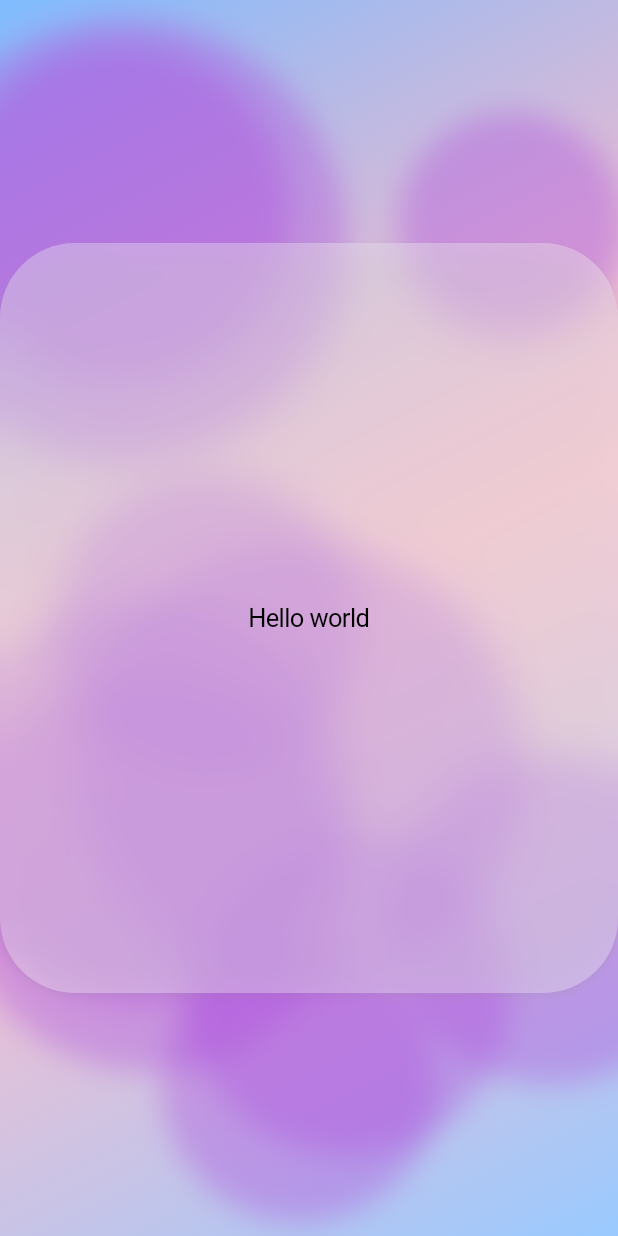
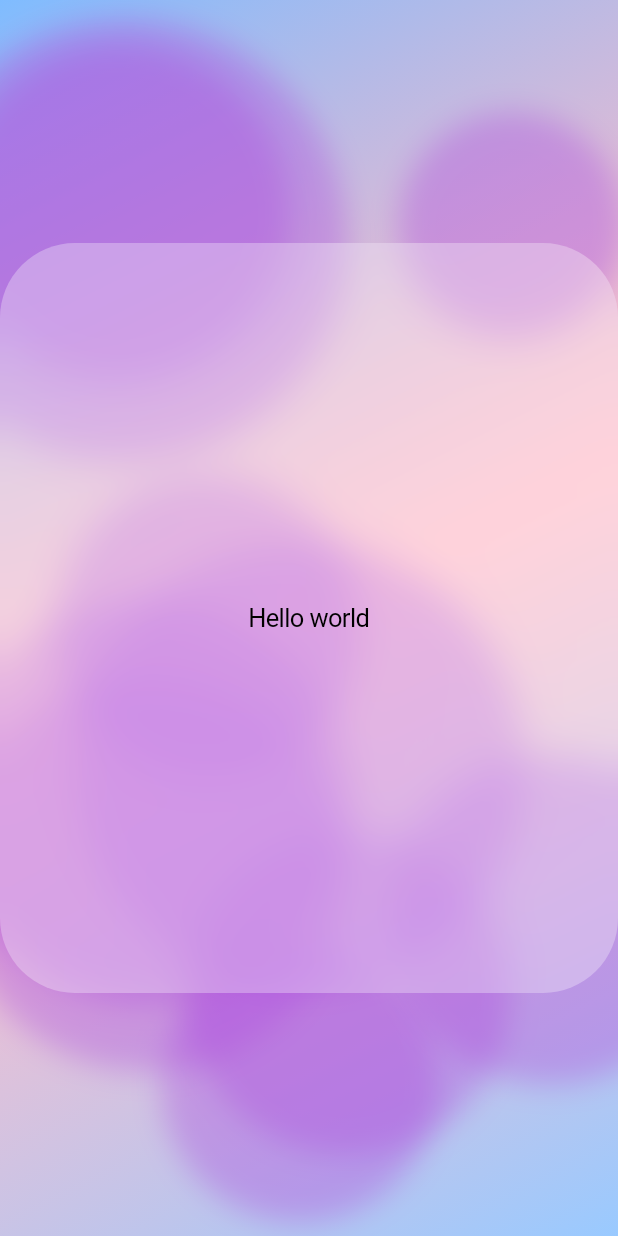
Before and after one commit to yuanzhihong1/flutter_enhanced_view, a Flutter app: the screen it shows after launch, on a phone screen of 412 x 824 dp. Run offline on Flutter 3.47's test engine with Material 3 defaults, Android fonts, the phone set to English and light mode, and no system bars.

Commit message:
初始化

```diff
--- a/lib/src/view/cupertino_material_background.dart
+++ b/lib/src/view/cupertino_material_background.dart
@@ -1,128 +1,67 @@
 import 'dart:ui';
+
 import 'package:flutter/cupertino.dart';
 
-/// iOS风格毛玻璃背景组件
-///
-/// 仿照iOS的UIVisualEffectView实现，提供不同强度的毛玻璃效果
-/// 适用于卡片、对话框、底部导航栏等需要背景模糊的场景
+///高仿iOS 毛玻璃背景
 class CupertinoMaterialBackground extends StatelessWidget {
-  /// 创建毛玻璃背景组件
-  ///
-  /// [materialStyle] - 毛玻璃效果强度，默认为超薄材质
-  /// [child] - 子组件，默认为空组件
-  /// [borderRadius] - 圆角边框，默认为20px圆角
-  /// [clipBehavior] - 裁剪行为，默认为抗锯齿裁剪
   const CupertinoMaterialBackground({
     super.key,
     this.materialStyle = MaterialStyle.ultraThinMaterial,
     this.child = const SizedBox.shrink(),
-    this.borderRadius = const BorderRadius.all(Radius.circular(20)),
+    this.borderRadius = const BorderRadius.all(Radius.circular(50)),
     this.clipBehavior = Clip.antiAlias,
   });
 
-  /// 毛玻璃效果强度
   final MaterialStyle materialStyle;
-
-  /// 子组件
+  final BorderRadiusGeometry borderRadius;
+  final Clip clipBehavior;
   final Widget child;
-
-  /// 圆角边框几何形状
-  final BorderRadiusGeometry borderRadius;
-
-  /// 裁剪行为
-  final Clip clipBehavior;
 
   @override
   Widget build(BuildContext context) {
-    // 获取当前主题的iOS系统背景色
-    final Color systemBackgroundColor =
+    double blurSigma;
+    Color overlayColor;
+    Color systemBackgroundColor =
         CupertinoColors.tertiarySystemBackground.resolveFrom(context);
 
-    // 根据材质样式计算模糊强度和覆盖颜色
-    final (double blurSigma, Color overlayColor) = _calculateMaterialProperties(
-      materialStyle,
-      systemBackgroundColor,
-    );
+    switch (materialStyle) {
+      case MaterialStyle.ultraThinMaterial:
+        blurSigma = 10;
+        overlayColor = systemBackgroundColor.withAlpha((255.0 * 0.3).round());
+        break;
+      case MaterialStyle.thinMaterial:
+        blurSigma = 15;
+        overlayColor = systemBackgroundColor.withAlpha((255.0 * 0.5).round());
+        break;
+      case MaterialStyle.regularMaterial:
+        blurSigma = 20;
+        overlayColor = systemBackgroundColor.withAlpha((255.0 * 0.7).round());
+        break;
+      case MaterialStyle.thickMaterial:
+        blurSigma = 25;
+        overlayColor = systemBackgroundColor.withAlpha((255.0 * 0.8).round());
+        break;
+      case MaterialStyle.ultraThickMaterial:
+        blurSigma = 30;
+        overlayColor = systemBackgroundColor.withAlpha((255.0 * 0.9).round());
+        break;
+    }
 
-    return Container(
-      decoration: BoxDecoration(
-        boxShadow: [
-          BoxShadow(
-            color: CupertinoColors.systemGrey
-                .resolveFrom(context)
-                .withAlpha((255.0 * 0.2).round()),
-            offset: const Offset(0, 2),
-            blurRadius: 4,
-          )
-        ],
-        borderRadius: borderRadius,
-      ),
-      child: ClipRSuperellipse(
-        clipBehavior: clipBehavior,
-        borderRadius: borderRadius,
-        child: _buildBlurContent(blurSigma, overlayColor),
+    return ClipRSuperellipse(
+      clipBehavior: clipBehavior,
+      borderRadius: borderRadius,
+      child: BackdropFilter(
+        filter: ImageFilter.blur(sigmaX: blurSigma, sigmaY: blurSigma),
+        child: Container(color: overlayColor, child: child),
       ),
     );
   }
-
-  /// 构建毛玻璃内容
-  Widget _buildBlurContent(double blurSigma, Color overlayColor) {
-    return Stack(
-      children: [
-        // 背景模糊层
-        BackdropFilter(
-          filter: ImageFilter.blur(sigmaX: blurSigma, sigmaY: blurSigma),
-          child: const SizedBox.expand(),
-        ),
-        // 颜色覆盖层（控制透明度）
-        Container(color: overlayColor),
-        // 子组件层
-        child,
-      ],
-    );
-  }
-
-  /// 根据材质样式计算模糊参数
-  (double blurSigma, Color overlayColor) _calculateMaterialProperties(
-    MaterialStyle style,
-    Color systemBackgroundColor,
-  ) {
-    switch (style) {
-      case MaterialStyle.ultraThinMaterial:
-        return (10.0, systemBackgroundColor.withAlpha(76)); // 30% 透明度
-      case MaterialStyle.thinMaterial:
-        return (15.0, systemBackgroundColor.withAlpha(128)); // 50% 透明度
-      case MaterialStyle.regularMaterial:
-        return (20.0, systemBackgroundColor.withAlpha(179)); // 70% 透明度
-      case MaterialStyle.thickMaterial:
-        return (25.0, systemBackgroundColor.withAlpha(204)); // 80% 透明度
-      case MaterialStyle.ultraThickMaterial:
-        return (30.0, systemBackgroundColor.withAlpha(230)); // 90% 透明度
-    }
-  }
 }
 
-/// 毛玻璃材质强度枚举
-///
-/// 对应Apple Design System中的材质效果级别
 enum MaterialStyle {
-  /// 超薄材质 - 最高透明度，最轻的模糊效果
-  /// 适用于悬浮按钮、小范围强调等场景
-  ultraThinMaterial,
-
-  /// 薄材质 - 较高透明度，轻度模糊
-  /// 适用于工具栏、小卡片等场景
-  thinMaterial,
-
-  /// 常规材质 - 中等透明度，标准模糊
-  /// 适用于对话框、中等大小卡片等场景
-  regularMaterial,
-
-  /// 厚材质 - 较低透明度，重度模糊
-  /// 适用于底部导航栏、大卡片等场景
-  thickMaterial,
-
-  /// 超厚材质 - 最低透明度（最不透明），最重度模糊
-  /// 适用于侧边栏、全屏模糊等场景
-  ultraThickMaterial,
+  ultraThinMaterial, //最高透明度
+  thinMaterial, //较高透明度
+  regularMaterial, //中等透明度
+  thickMaterial, //较低透明度
+  ultraThickMaterial, //最低透明度（最不透明）
 }
```
